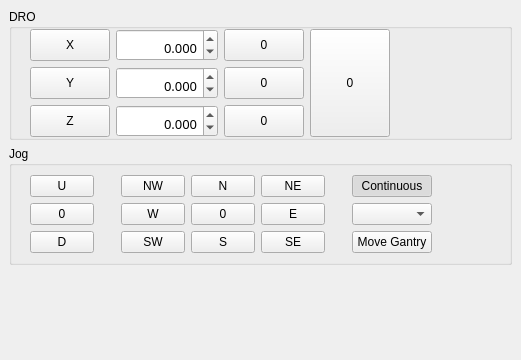
This is Resources/jog.ui in mlampert/Machinekit-Workbench as Qt 5 draws it before an edit. The edited form follows.
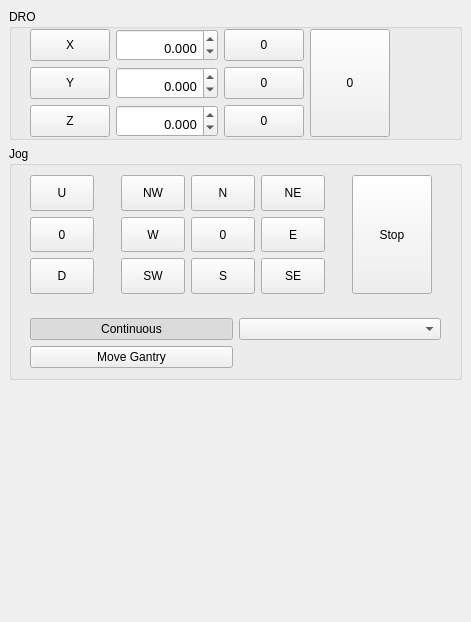
This is the edited form.

Commit message: Add stop button for jogging

The edit to the form file:
```diff
--- a/Resources/jog.ui
+++ b/Resources/jog.ui
@@ -6,8 +6,8 @@
    <rect>
     <x>0</x>
     <y>0</y>
-    <width>521</width>
-    <height>360</height>
+    <width>441</width>
+    <height>622</height>
    </rect>
   </property>
   <property name="windowTitle">
@@ -303,38 +303,6 @@
        <property name="horizontalSpacing">
         <number>9</number>
        </property>
-       <item row="0" column="2">
-        <widget class="QWidget" name="widget_4" native="true">
-         <layout class="QVBoxLayout" name="verticalLayout_2">
-          <item>
-           <widget class="QPushButton" name="jogContinuous">
-            <property name="text">
-             <string>Continuous</string>
-            </property>
-            <property name="checkable">
-             <bool>true</bool>
-            </property>
-            <property name="checked">
-             <bool>true</bool>
-            </property>
-           </widget>
-          </item>
-          <item>
-           <widget class="QComboBox" name="jogDistance"/>
-          </item>
-          <item>
-           <widget class="QPushButton" name="jogGoto">
-            <property name="text">
-             <string>Move Gantry</string>
-            </property>
-            <property name="checkable">
-             <bool>true</bool>
-            </property>
-           </widget>
-          </item>
-         </layout>
-        </widget>
-       </item>
        <item row="0" column="1">
         <widget class="QWidget" name="widget_2" native="true">
          <layout class="QGridLayout" name="gridLayout">
@@ -575,7 +543,7 @@
          </layout>
         </widget>
        </item>
-       <item row="0" column="3">
+       <item row="0" column="4">
         <spacer name="horizontalSpacer_2">
          <property name="orientation">
           <enum>Qt::Horizontal</enum>
@@ -588,6 +556,57 @@
          </property>
         </spacer>
        </item>
+       <item row="1" column="0" colspan="4">
+        <widget class="QWidget" name="widget_4" native="true">
+         <layout class="QGridLayout" name="gridLayout_2">
+          <item row="1" column="0">
+           <widget class="QPushButton" name="jogGoto">
+            <property name="text">
+             <string>Move Gantry</string>
+            </property>
+            <property name="checkable">
+             <bool>true</bool>
+            </property>
+           </widget>
+          </item>
+          <item row="0" column="0">
+           <widget class="QPushButton" name="jogContinuous">
+            <property name="text">
+             <string>Continuous</string>
+            </property>
+            <property name="checkable">
+             <bool>true</bool>
+            </property>
+            <property name="checked">
+             <bool>true</bool>
+            </property>
+           </widget>
+          </item>
+          <item row="0" column="1">
+           <widget class="QComboBox" name="jogDistance"/>
+          </item>
+         </layout>
+        </widget>
+       </item>
+       <item row="0" column="2">
+        <widget class="QWidget" name="jogStopGroup" native="true">
+         <layout class="QHBoxLayout" name="horizontalLayout_2">
+          <item>
+           <widget class="QPushButton" name="jogStop">
+            <property name="sizePolicy">
+             <sizepolicy hsizetype="Preferred" vsizetype="MinimumExpanding">
+              <horstretch>0</horstretch>
+              <verstretch>0</verstretch>
+             </sizepolicy>
+            </property>
+            <property name="text">
+             <string>Stop</string>
+            </property>
+           </widget>
+          </item>
+         </layout>
+        </widget>
+       </item>
       </layout>
      </widget>
     </item>
```
Left out of the diff: 15 changed lines with no effect on the pictures. The commit also changes 2 other files.
